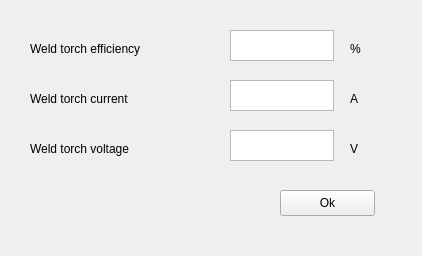
First picture: the form in GUI/moduleTorchParameters.ui, repository j446edf/welding_workbench_mirror, before the edit.
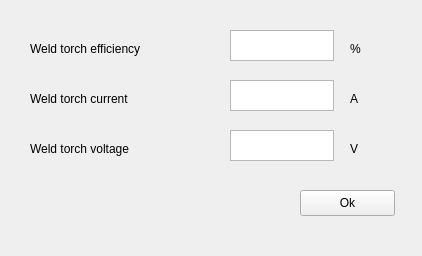
Second picture: the form after the edit.

What changed in the file:
```diff
--- a/GUI/moduleTorchParameters.ui
+++ b/GUI/moduleTorchParameters.ui
@@ -65,7 +65,7 @@
   <widget class="QPushButton" name="button_ok">
    <property name="geometry">
     <rect>
-     <x>280</x>
+     <x>300</x>
      <y>190</y>
      <width>95</width>
      <height>26</height>
```
